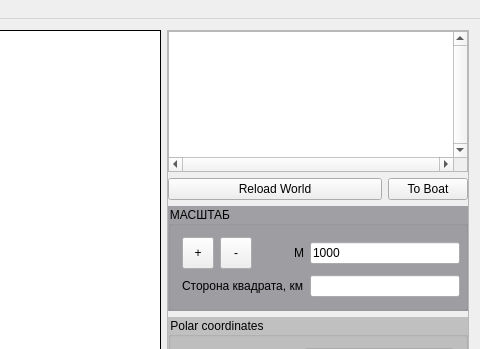
This is mainwindow.ui in dzmat/sh5_viewer as Qt 5 draws it before an edit; both pictures show x 250 to 730 and y 0 to 349 of the 730 by 658 pixel window. The edited form follows.
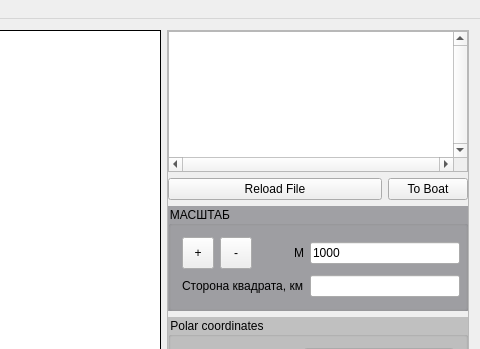
This is the edited form. Custom widgets are drawn as their Qt base class.

Commit message: reload world button rename to reload file

Patch:
```diff
--- a/mainwindow.ui
+++ b/mainwindow.ui
@@ -79,7 +79,7 @@
          <item>
           <widget class="QPushButton" name="pushButton">
            <property name="text">
-            <string>Reload World</string>
+            <string>Reload File</string>
            </property>
           </widget>
          </item>
```
Left out of the diff: 2 changed lines with no effect on the pictures. The commit also changes 2 other files.
